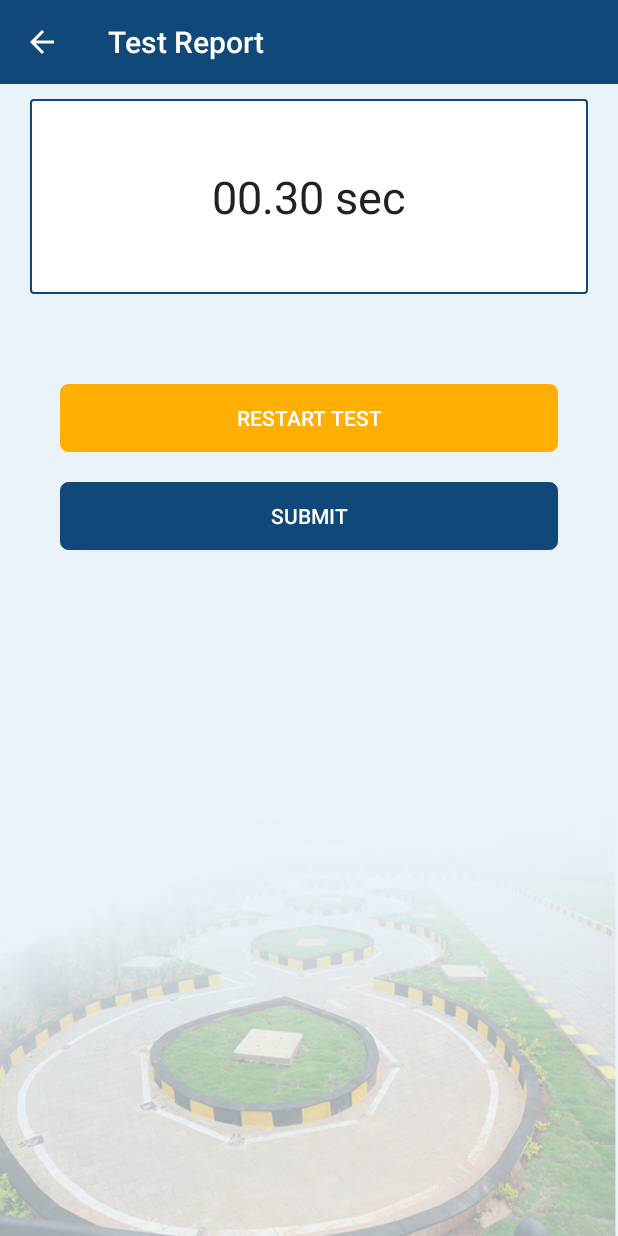
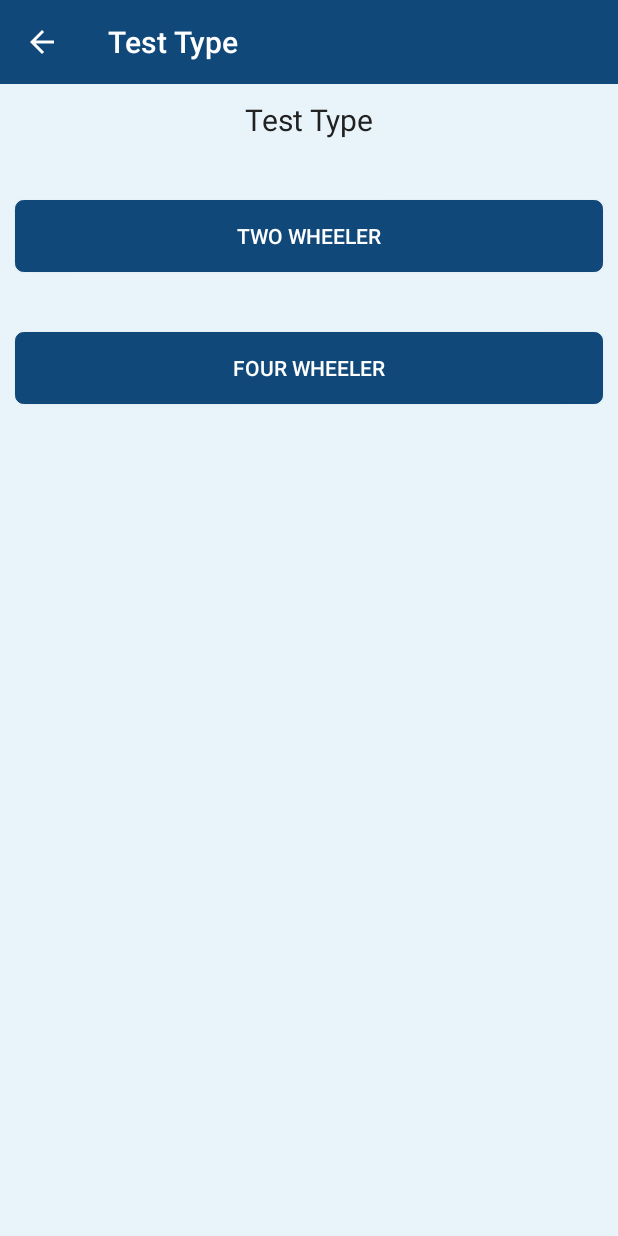
Before and after one commit to umesh760/ADTT_RTO, an Android app: the ActRetestAppliDetails screen opened directly, with no data from a screen before it, after a tap on "START TEST", on a phone screen of 412 x 824 dp. Run offline under Robolectric (Android 15) with nearby library versions, the phone set to English and light mode, and no system bars; our stand-ins replace ButterKnife; libraries missing offline, so code that uses them is left out: com.crashlytics.android, io.fabric.sdk; 4 statements that could not run were skipped.

Commit message:
adtt commit

```diff
--- a/app/src/main/java/com/rto_driving_test/Authorization/ActRetestAppliDetails.java
+++ b/app/src/main/java/com/rto_driving_test/Authorization/ActRetestAppliDetails.java
@@ -58,8 +58,8 @@ public class ActRetestAppliDetails extends MediaPickerActivity {
     TextView tv_date_txt;
     @BindView(R.id.tv_time)
     TextView tv_time_txt;
-    @BindView(R.id.tv_vehicle_class)
-    TextView vehical_txt;
+    /*@BindView(R.id.tv_vehicle_class)
+    TextView vehical_txt;*/
 
 
 
@@ -167,7 +167,7 @@ public class ActRetestAppliDetails extends MediaPickerActivity {
                     }
                     else
                     {
-                        Intent in = new Intent(context,ActTestReport.class);
+                        Intent in = new Intent(context,VehicalSelectionActivity.class);
                         startActivity(in);
                         finish();
 
@@ -176,7 +176,7 @@ public class ActRetestAppliDetails extends MediaPickerActivity {
                 }
                 else
                 {
-                    Intent in = new Intent(context,ActTestReport.class);
+                    Intent in = new Intent(context,VehicalSelectionActivity.class);/*ActTestReport*/
                     startActivity(in);
                     finish();
                 }
@@ -200,6 +200,8 @@ int checkClick=0;
 
 
             MyImage.displayImage(this,path,img);
+            Config.IMAGE_PATH=path;
+
 
         }
     }
--- /dev/null
+++ b/app/src/main/java/com/rto_driving_test/Authorization/VehicalSelectionActivity.java
@@ -0,0 +1,57 @@
+package com.rto_driving_test.Authorization;
+
+import android.content.Intent;
+import android.support.v7.app.AppCompatActivity;
+import android.os.Bundle;
+import android.view.View;
+import android.widget.ArrayAdapter;
+import android.widget.Button;
+import android.widget.Spinner;
+
+import com.rto_driving_test.R;
+
+import butterknife.BindView;
+import butterknife.ButterKnife;
+import utility.BaseActivity;
+
+public class VehicalSelectionActivity extends BaseActivity {
+
+    String type[]={"Please Select","Two Wheeler","Four Wheeler"};
+    ArrayAdapter<String> ad;
+   /* @BindView(R.id.spin_vehical)
+    Spinner spinner;*/
+    @BindView(R.id.btn_next)
+    Button next_btn;
+    @BindView(R.id.btn_next_four)
+    Button next_btnfour;
+
+    @Override
+    protected void onCreate(Bundle savedInstanceState) {
+        super.onCreate(savedInstanceState);
+        setContentView(R.layout.activity_vehical_selection);
+        ButterKnife.bind(this);
+        setAppBar(getAppString(R.string.vehical_class), true);
+       /* ad=new ArrayAdapter<String>(getApplicationContext(),R.layout.spin_item,type);
+        spinner.setAdapter(ad);*/
+
+        next_btn.setOnClickListener(new View.OnClickListener() {
+            @Override
+            public void onClick(View view) {
+                startActivity(new Intent(getApplicationContext(),ActTestReport.class));
+                finish();
+            }
+        });
+
+        next_btnfour.setOnClickListener(new View.OnClickListener() {
+            @Override
+            public void onClick(View view) {
+
+                startActivity(new Intent(getApplicationContext(),ActTestReport.class));
+                finish();
+
+            }
+        });
+
+
+    }
+}
--- a/app/src/main/java/utility/Config.java
+++ b/app/src/main/java/utility/Config.java
@@ -34,4 +34,5 @@ public class Config {
     public static String DOB="";
     public static String LICENCE_NUMBER="";
     public static String PHOTO_STATUS="";
+    public static String IMAGE_PATH="";
 }
--- /dev/null
+++ b/app/src/main/res/layout/activity_vehical_selection.xml
@@ -0,0 +1,109 @@
+<?xml version="1.0" encoding="utf-8"?>
+<RelativeLayout xmlns:android="http://schemas.android.com/apk/res/android"
+    xmlns:app="http://schemas.android.com/apk/res-auto"
+    xmlns:tools="http://schemas.android.com/tools"
+    android:layout_width="match_parent"
+    android:layout_height="match_parent"
+    android:background="@color/bg_color"
+    tools:context="com.rto_driving_test.Authorization.VehicalSelectionActivity">
+    <include layout="@layout/tool_bar_layout" android:id="@+id/toolbar"></include>
+
+
+    <TextView
+        android:layout_width="match_parent"
+        android:layout_height="wrap_content"
+        android:text="Test Type"
+        android:id="@+id/txt_head"
+        android:textSize="20sp"
+        android:gravity="center"
+        android:layout_marginTop="10dp"
+        android:layout_below="@+id/toolbar"
+        />
+
+    <!--<android.support.v7.widget.CardView
+        android:layout_width="match_parent"
+        android:layout_height="wrap_content"
+        android:layout_marginLeft="@dimen/center_info_left_righ_margin"
+        android:layout_marginRight="@dimen/center_info_left_righ_margin"
+        app:cardCornerRadius="5dp"
+        android:id="@+id/card_spin"
+        android:layout_below="@+id/txt_head"
+        android:layout_marginTop="20dp"
+        >
+        <RelativeLayout
+
+            android:id="@+id/spin_rel"
+            android:layout_width="match_parent"
+            android:layout_height="35dp"
+
+            android:layout_weight=".28"
+
+
+            android:orientation="horizontal"
+            android:layout_marginLeft="10dp"
+            android:layout_marginRight="10dp"
+
+            >
+
+            <Spinner
+                android:id="@+id/spin_vehical"
+                android:layout_width="fill_parent"
+                android:layout_height="wrap_content"
+
+                android:layout_centerVertical="true"
+                android:layout_gravity="center"
+                android:background="@android:color/transparent"
+                android:gravity="center"
+                android:spinnerMode="dropdown"
+
+                />
+
+            <ImageView
+                android:layout_width="wrap_content"
+                android:layout_height="wrap_content"
+                android:layout_alignParentRight="true"
+                android:layout_centerVertical="true"
+                android:layout_gravity="center"
+                android:src="@drawable/downgray" />
+
+
+        </RelativeLayout>
+
+
+
+    </android.support.v7.widget.CardView>-->
+
+
+    <Button
+        android:id="@+id/btn_next"
+        android:layout_width="match_parent"
+        android:layout_height="wrap_content"
+        android:background="@drawable/login_rectangle"
+        android:text="@string/nextbtn"
+        android:layout_below="@+id/txt_head"
+        android:textColor="@color/white"
+        android:layout_marginTop="40dp"
+        android:layout_marginLeft="@dimen/center_info_left_righ_margin"
+        android:layout_marginRight="@dimen/center_info_left_righ_margin"
+        android:textSize="@dimen/text_normal"
+
+        android:layout_marginBottom="40dp" />
+    <Button
+        android:id="@+id/btn_next_four"
+        android:layout_width="match_parent"
+        android:layout_height="wrap_content"
+        android:background="@drawable/login_rectangle"
+        android:text="@string/nextbtn_four"
+        android:textColor="@color/white"
+        android:layout_below="@+id/btn_next"
+        android:layout_gravity="bottom"
+        android:layout_marginLeft="@dimen/center_info_left_righ_margin"
+        android:layout_marginRight="@dimen/center_info_left_righ_margin"
+        android:textSize="@dimen/text_normal"
+
+        android:layout_marginBottom="40dp" />
+
+
+
+
+</RelativeLayout>
--- a/app/src/main/res/values/strings.xml
+++ b/app/src/main/res/values/strings.xml
@@ -15,12 +15,15 @@
     <string name="tab_photo">Tab Photo</string>
     <string name="test_report">Test Report</string>
     <string name="result">Result</string>
-    <string name="retest_details">Retest User Details</string>
+    <string name="retest_details">Fresh User Details</string>
+    <string name="vehical_class">Test Type</string>
     <string name="forgot_password">Forgot Password?</string>
     <string name="enter_digit">Enter Reference Number</string>
     <string name="enter_password">Enter Password</string>
     <string name="next">Capture</string>
     <string name="start_test">Start Test</string>
+    <string name="nextbtn">Two Wheeler</string>
+    <string name="nextbtn_four">Four Wheeler</string>
     <string name="cancel">Cancel</string>
     <string name="back_to_list">Back To Appoiment</string>
 
```
Also changed, not shown: app/build.gradle (+8 -7 lines), app/src/main/AndroidManifest.xml (+45 -63 lines), app/src/main/java/com/rto_driving_test/Authorization/ActTestReport.java (+11 -0 lines), app/src/main/res/drawable-xhdpi/spin_back.xml (added, +11 -0 lines), app/src/main/res/layout/act_retest_appli_details.xml (+8 -5 lines), app/src/main/res/layout/spin_item.xml (added, +12 -0 lines), app/src/main/res/drawable-xhdpi/downgray.png (added).
